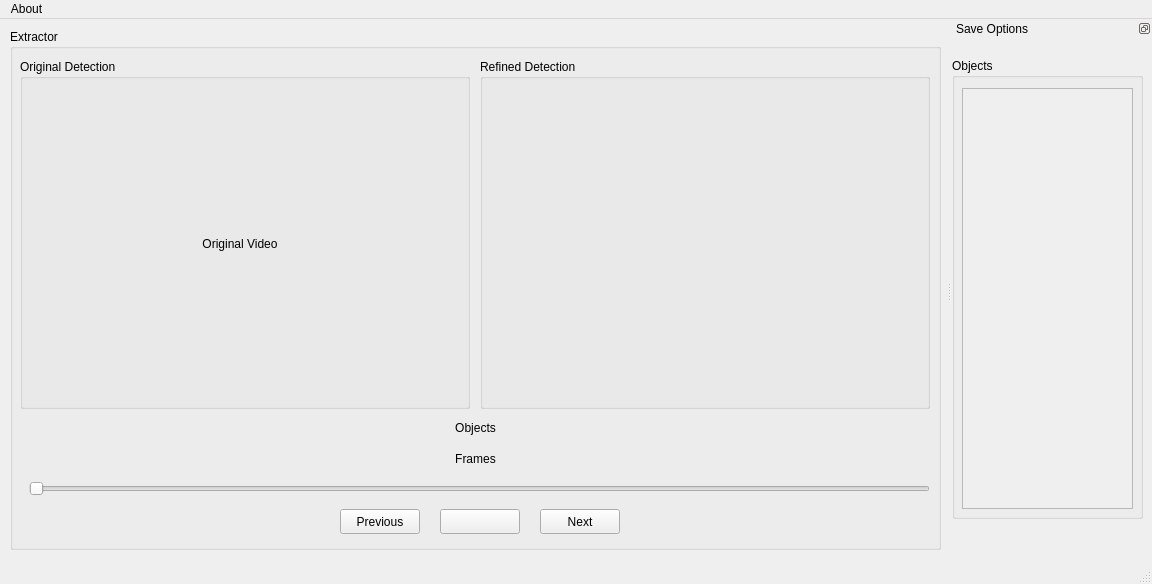
The window that frontend/extract.ui (hilmandayo/pymagextractor) describes before a commit, drawn with Qt 5.
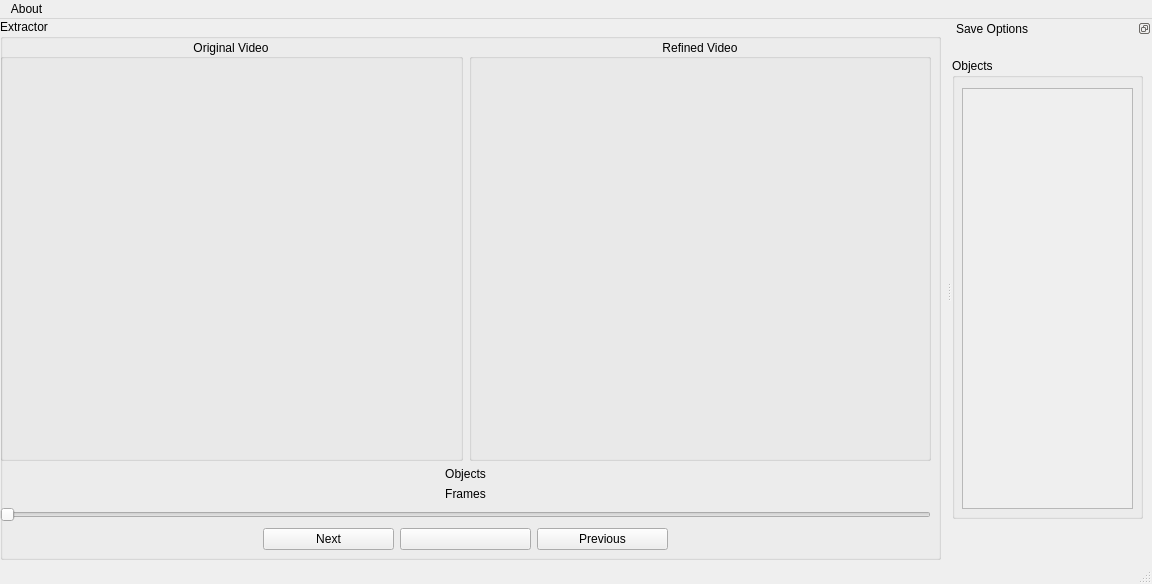
The same window after the commit.

Commit message: Improved Video Render, but it still has some bugs

```diff
--- a/frontend/extract.ui
+++ b/frontend/extract.ui
@@ -14,69 +14,112 @@
    <string>MainWindow</string>
   </property>
   <widget class="QWidget" name="centralwidget">
+   <widget class="QWidget" name="horizontalLayoutWidget">
+    <property name="geometry">
+     <rect>
+      <x>0</x>
+      <y>0</y>
+      <width>941</width>
+      <height>541</height>
+     </rect>
+    </property>
+    <layout class="QHBoxLayout" name="horizontalLayout">
+     <item>
    <widget class="QGroupBox" name="extractor_box">
-    <property name="geometry">
-     <rect>
-      <x>10</x>
-      <y>10</y>
-      <width>931</width>
-      <height>521</height>
-     </rect>
-    </property>
     <property name="title">
      <string>Extractor</string>
     </property>
-    <widget class="QGroupBox" name="original_box">
-     <property name="geometry">
-      <rect>
-       <x>10</x>
-       <y>30</y>
-       <width>450</width>
-       <height>350</height>
-      </rect>
-     </property>
-     <property name="title">
-      <string>Original Detection</string>
-     </property>
-     <widget class="QLabel" name="original_video">
+       <widget class="QWidget" name="verticalLayoutWidget">
       <property name="geometry">
        <rect>
         <x>0</x>
         <y>20</y>
-        <width>440</width>
-        <height>330</height>
-       </rect>
-      </property>
-      <property name="text">
+          <width>931</width>
+          <height>511</height>
+         </rect>
+        </property>
+        <layout class="QVBoxLayout" name="verticalLayout" stretch="7,0,0,2,2">
+         <item>
+          <layout class="QHBoxLayout" name="horizontalLayout_3">
+           <item>
+            <widget class="QGroupBox" name="original_box">
+             <property name="title">
        <string>Original Video</string>
       </property>
       <property name="alignment">
        <set>Qt::AlignCenter</set>
       </property>
      </widget>
-    </widget>
+           </item>
+           <item>
     <widget class="QGroupBox" name="refined_box">
-     <property name="geometry">
-      <rect>
-       <x>470</x>
-       <y>30</y>
-       <width>450</width>
-       <height>350</height>
-      </rect>
-     </property>
      <property name="title">
-      <string>Refined Detection</string>
-     </property>
-    </widget>
+              <string>Refined Video</string>
+             </property>
+             <property name="alignment">
+              <set>Qt::AlignCenter</set>
+             </property>
+            </widget>
+           </item>
+          </layout>
+         </item>
+         <item>
+          <widget class="QLabel" name="objects_label">
+           <property name="text">
+            <string>Objects</string>
+           </property>
+           <property name="alignment">
+            <set>Qt::AlignCenter</set>
+           </property>
+          </widget>
+         </item>
+         <item>
+          <widget class="QLabel" name="frames_label">
+           <property name="text">
+            <string>Frames</string>
+           </property>
+           <property name="alignment">
+            <set>Qt::AlignCenter</set>
+           </property>
+          </widget>
+         </item>
+         <item>
+          <widget class="QSlider" name="slider">
+           <property name="focusPolicy">
+            <enum>Qt::NoFocus</enum>
+           </property>
+           <property name="orientation">
+            <enum>Qt::Horizontal</enum>
+           </property>
+          </widget>
+         </item>
+         <item>
+          <layout class="QHBoxLayout" name="horizontalLayout_2" stretch="2,1,1,1,2">
+           <item>
+            <spacer name="horizontalSpacer">
+             <property name="orientation">
+              <enum>Qt::Horizontal</enum>
+             </property>
+             <property name="sizeHint" stdset="0">
+              <size>
+               <width>20</width>
+               <height>10</height>
+              </size>
+             </property>
+            </spacer>
+           </item>
+           <item>
+            <widget class="QPushButton" name="next_bnt">
+             <property name="focusPolicy">
+              <enum>Qt::NoFocus</enum>
+             </property>
+             <property name="text">
+              <string>Next</string>
+             </property>
+            </widget>
+           </item>
+           <item>
     <widget class="QPushButton" name="play_bnt">
-     <property name="geometry">
-      <rect>
-       <x>430</x>
-       <y>480</y>
-       <width>80</width>
-       <height>25</height>
-      </rect>
-     </property>
      <property name="focusPolicy">
       <enum>Qt::NoFocus</enum>
      </property>
@@ -84,15 +127,9 @@
       <string/>
      </property>
     </widget>
+           </item>
+           <item>
     <widget class="QPushButton" name="previous_bnt">
-     <property name="geometry">
-      <rect>
-       <x>330</x>
-       <y>480</y>
-       <width>80</width>
-       <height>25</height>
-      </rect>
-     </property>
      <property name="focusPolicy">
       <enum>Qt::NoFocus</enum>
      </property>
@@ -100,70 +137,27 @@
       <string>Previous</string>
      </property>
     </widget>
-    <widget class="QPushButton" name="next_bnt">
-     <property name="geometry">
-      <rect>
-       <x>530</x>
-       <y>480</y>
-       <width>80</width>
-       <height>25</height>
-      </rect>
-     </property>
-     <property name="focusPolicy">
-      <enum>Qt::NoFocus</enum>
-     </property>
-     <property name="text">
-      <string>Next</string>
-     </property>
-    </widget>
-    <widget class="QSlider" name="slider">
-     <property name="geometry">
-      <rect>
-       <x>19</x>
-       <y>450</y>
-       <width>901</width>
-       <height>20</height>
-      </rect>
-     </property>
-     <property name="focusPolicy">
-      <enum>Qt::NoFocus</enum>
-     </property>
+           </item>
+           <item>
+            <spacer name="horizontalSpacer_2">
      <property name="orientation">
       <enum>Qt::Horizontal</enum>
      </property>
-    </widget>
-    <widget class="QLabel" name="frames_label">
-     <property name="geometry">
-      <rect>
-       <x>300</x>
-       <y>420</y>
-       <width>331</width>
-       <height>20</height>
-      </rect>
-     </property>
-     <property name="text">
-      <string>Frames</string>
-     </property>
-     <property name="alignment">
-      <set>Qt::AlignCenter</set>
-     </property>
-    </widget>
-    <widget class="QLabel" name="objects_label">
-     <property name="geometry">
-      <rect>
-       <x>310</x>
-       <y>390</y>
-       <width>311</width>
-       <height>17</height>
-      </rect>
-     </property>
-     <property name="text">
-      <string>Objects</string>
-     </property>
-     <property name="alignment">
-      <set>Qt::AlignCenter</set>
-     </property>
-    </widget>
+             <property name="sizeHint" stdset="0">
+              <size>
+               <width>30</width>
+               <height>10</height>
+              </size>
+             </property>
+            </spacer>
+           </item>
+          </layout>
+         </item>
+        </layout>
+       </widget>
+      </widget>
+     </item>
+    </layout>
    </widget>
   </widget>
   <widget class="QMenuBar" name="menubar">
```
Lines whose indentation alone changed are shown as unchanged. The commit also changes 5 other files.
